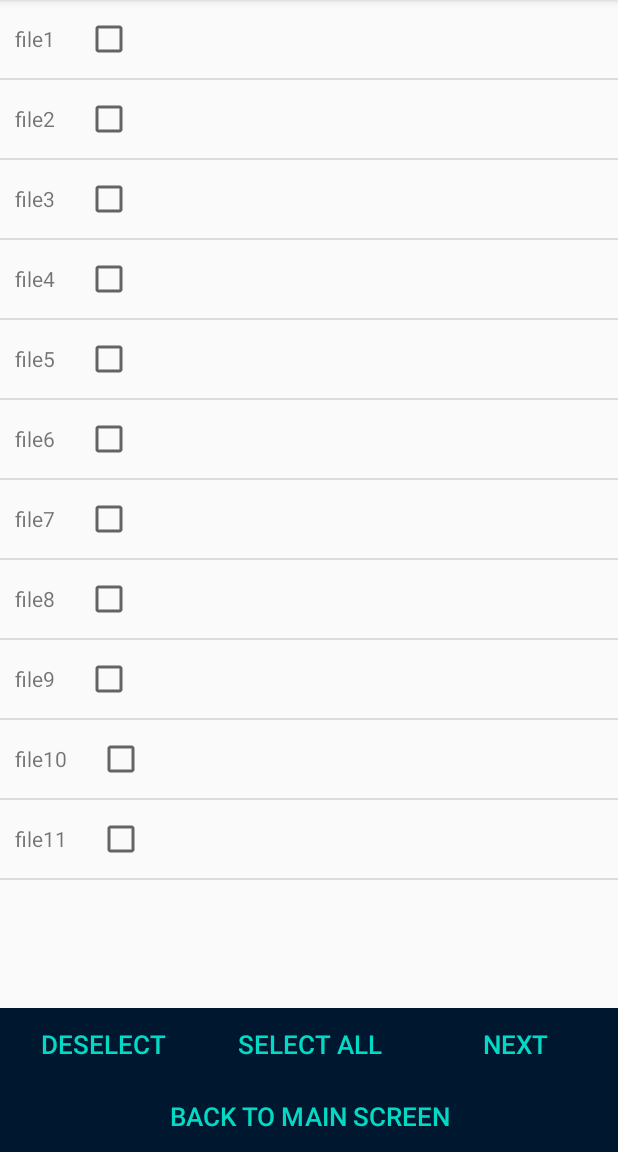
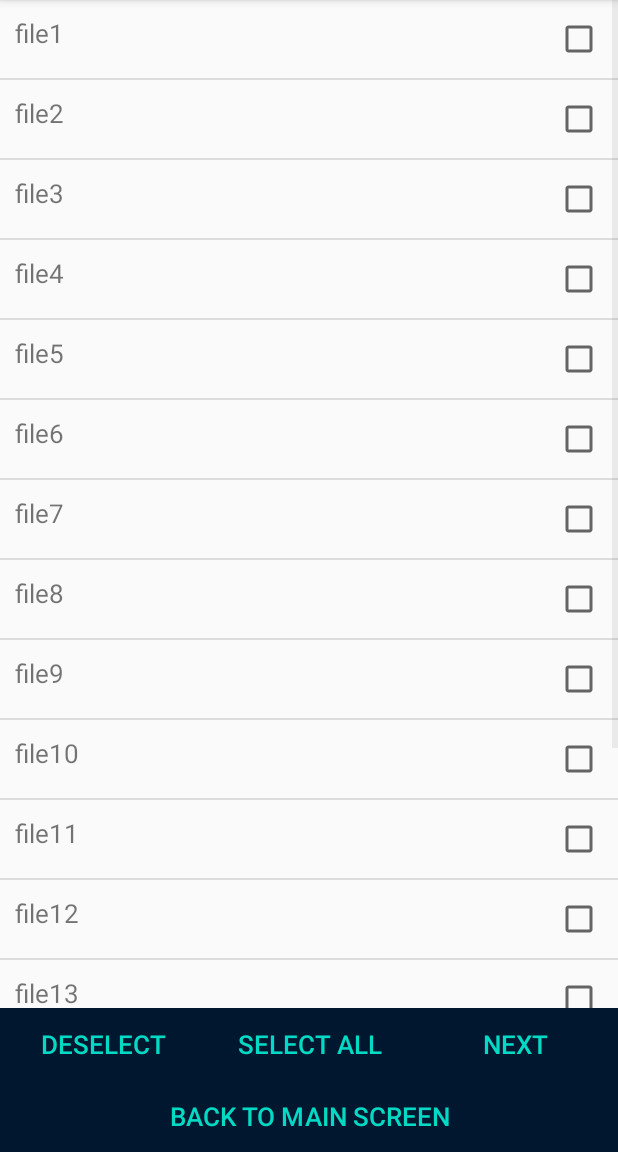
Before and after one commit to apeksha047/SecurEaty, an Android app: the ChooseFileActivity screen opened directly, with no data from a screen before it, on a phone screen of 412 x 824 dp, the part 84-1236 px from its top. Run offline under Robolectric (Android 15) with nearby library versions, the phone set to English and light mode, and no system bars.

Commit message:
MainAcitivity and ChooseFileActivity--static1.0--done

```diff
--- a/app/src/main/java/com/example/secureaty/ChooseFileActivity.java
+++ b/app/src/main/java/com/example/secureaty/ChooseFileActivity.java
@@ -28,7 +28,7 @@ public class ChooseFileActivity extends AppCompatActivity {
     private ArrayList<ListIViewItems> listIViewItems;
     private CustomAdapter customAdapter;
 
-    private  String[] fileList = new String[]{"file1", "file2", "file3", "file4", "file5", "file6", "file7", "file8", "file9", "file10", "file11"};
+    private  String[] fileList = new String[]{"file1", "file2", "file3", "file4", "file5", "file6", "file7", "file8", "file9", "file10", "file11","file12", "file13", "file14", "file15", "file16", "file17"};
 
     @Override
     protected void onCreate(Bundle savedInstanceState) {
@@ -73,7 +73,7 @@ public class ChooseFileActivity extends AppCompatActivity {
 
     private ArrayList<ListIViewItems> getFile(boolean isSelect){
         ArrayList<ListIViewItems> list = new ArrayList<>();
-        for(int i = 0; i < 11; i++){
+        for(int i = 0; i < 17; i++){
 
             ListIViewItems items = new ListIViewItems();
             items.setSelected(isSelect);
--- a/app/src/main/java/com/example/secureaty/NextActivity.java
+++ b/app/src/main/java/com/example/secureaty/NextActivity.java
@@ -17,7 +17,7 @@ public class NextActivity extends AppCompatActivity {
 
         for (int i = 0; i < CustomAdapter.listIViewItemsArrayList.size(); i++){
             if(CustomAdapter.listIViewItemsArrayList.get(i).getSelected()) {
-                txt_view.setText(txt_view.getText() + " " + CustomAdapter.listIViewItemsArrayList.get(i).getFile());
+                txt_view.setText(txt_view.getText() + "\n" + CustomAdapter.listIViewItemsArrayList.get(i).getFile());
             }
         }
     }
--- a/app/src/main/res/layout/activity_next.xml
+++ b/app/src/main/res/layout/activity_next.xml
@@ -4,6 +4,7 @@
     xmlns:tools="http://schemas.android.com/tools"
     android:layout_width="match_parent"
     android:layout_height="match_parent"
+    android:layout_margin="10dp"
     tools:context=".NextActivity">
 
     <TextView
--- a/app/src/main/res/layout/text_plus_checkbox.xml
+++ b/app/src/main/res/layout/text_plus_checkbox.xml
@@ -1,20 +1,26 @@
 <?xml version="1.0" encoding="utf-8"?>
-<LinearLayout
-    xmlns:android="http://schemas.android.com/apk/res/android" android:layout_width="match_parent"
-    android:layout_height="match_parent" android:orientation="horizontal">
+<RelativeLayout xmlns:android="http://schemas.android.com/apk/res/android"
+    android:layout_width="match_parent"
+    android:layout_height="match_parent"
+    android:layout_margin="10dp"
+    android:orientation="horizontal">
+
 
     <TextView
         android:id="@+id/file"
-        android:layout_width="wrap_content"
+        android:layout_width="300dp"
         android:layout_height="wrap_content"
         android:layout_margin="10dp"
-        android:text="file"/>
-
-    <CheckBox
-        android:id="@+id/checkbox_plus"
-        android:layout_width="wrap_content"
-        android:layout_height="wrap_content"
-        android:layout_margin="10dp" />
+        android:text="file"
+        android:textSize="17sp"/>
 
 
-</LinearLayout>
+        <CheckBox
+            android:id="@+id/checkbox_plus"
+            android:layout_width="wrap_content"
+            android:layout_height="wrap_content"
+            android:layout_margin="10dp"
+            android:layout_alignParentRight="true"/>
+
+
+</RelativeLayout>
```
